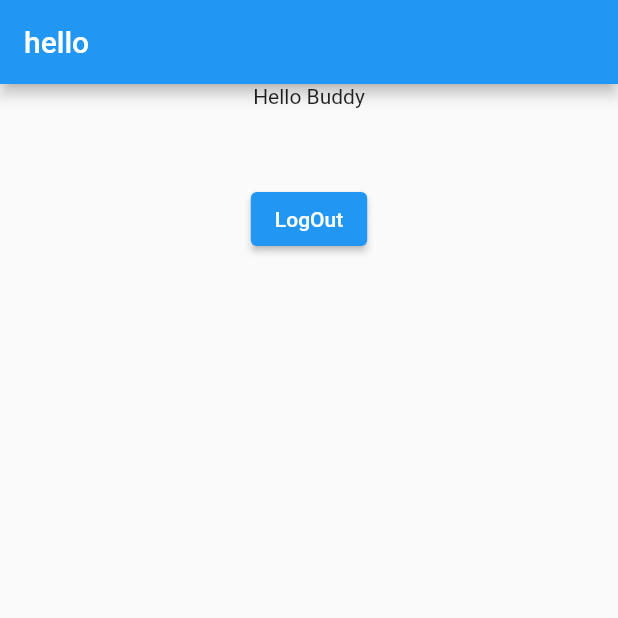
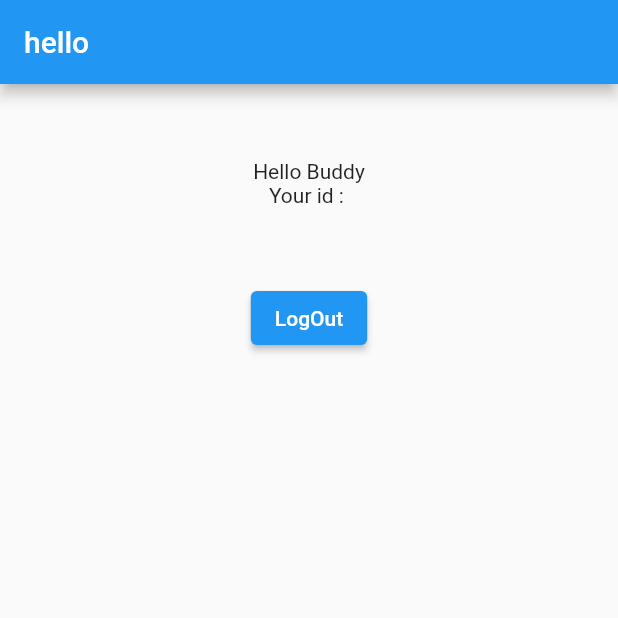
Before and after one commit to DiftaFitrahul/riverpod_project, a Flutter app: the screen it shows once a user with an empty profile is signed in, after a tap on "LogOut", on a phone screen of 412 x 824 dp, the top half of it. Run offline on Flutter 3.47's test engine with Material 2 defaults, Android fonts, the phone set to English and light mode, and no system bars; our stand-ins replace firebase_auth, firebase_core, flutter_riverpod, google_sign_in; missing offline and left inert: flutter_facebook_auth; accounts and stored records are empty.

```diff
--- a/lib/Instagram-app/Page/home_page.dart
+++ b/lib/Instagram-app/Page/home_page.dart
@@ -14,7 +14,16 @@ class HomePage extends StatelessWidget {
       body: Center(
         child: Column(
           children: [
+            const SizedBox(
+              height: 50,
+            ),
             const Text('Hello Buddy'),
+            Consumer(
+              builder: (context, ref, child) {
+                final idUser = ref.watch(userState).value!.uid;
+                return Text('Your id : $idUser');
+              },
+            ),
             const SizedBox(
               height: 50,
             ),
--- a/lib/Instagram-app/Page/login_page.dart
+++ b/lib/Instagram-app/Page/login_page.dart
@@ -66,9 +66,15 @@ class LoginPage extends StatelessWidget {
                 child: Consumer(
                   builder: (_, ref, __) => GestureDetector(
                     onTap: () {
-
+                      ref
+                          .read(facebookSignInProvider.notifier)
+                          .signinFacebook()
+                          .catchError((error) => ScaffoldMessenger.of(context)
+                              .showSnackBar(SnackBar(content: Text(error))));
                     },
-                    child: Container(
+                    child: ref.watch(facebookSignInProvider)
+                        ? const CircularProgressIndicator()
+                        : Container(
                             padding: const EdgeInsets.all(20),
                             color: Colors.grey.withOpacity(0.4),
                             child: Row(
@@ -86,7 +92,6 @@ class LoginPage extends StatelessWidget {
                             ),
                           ),
                   ),
-
                 )),
             const Text("Don't have an account?",
                 style: TextStyle(fontSize: 16)),
--- a/lib/Instagram-app/Service/google_facebook.dart
+++ b/lib/Instagram-app/Service/google_facebook.dart
@@ -36,9 +36,9 @@ class GoogleAndFacebookAuthentication {
 
   Future<void> signOutAccount() async {
     try {
-      _auth.signOut();
-      _googleAuth.signOut();
-      _facebookAuthentication.logOut();
+      await _auth.signOut();
+      await _googleAuth.signOut();
+      await _facebookAuthentication.logOut();
     } on FirebaseException {
       rethrow;
     }
```
Lines whose indentation alone changed are shown as unchanged.
